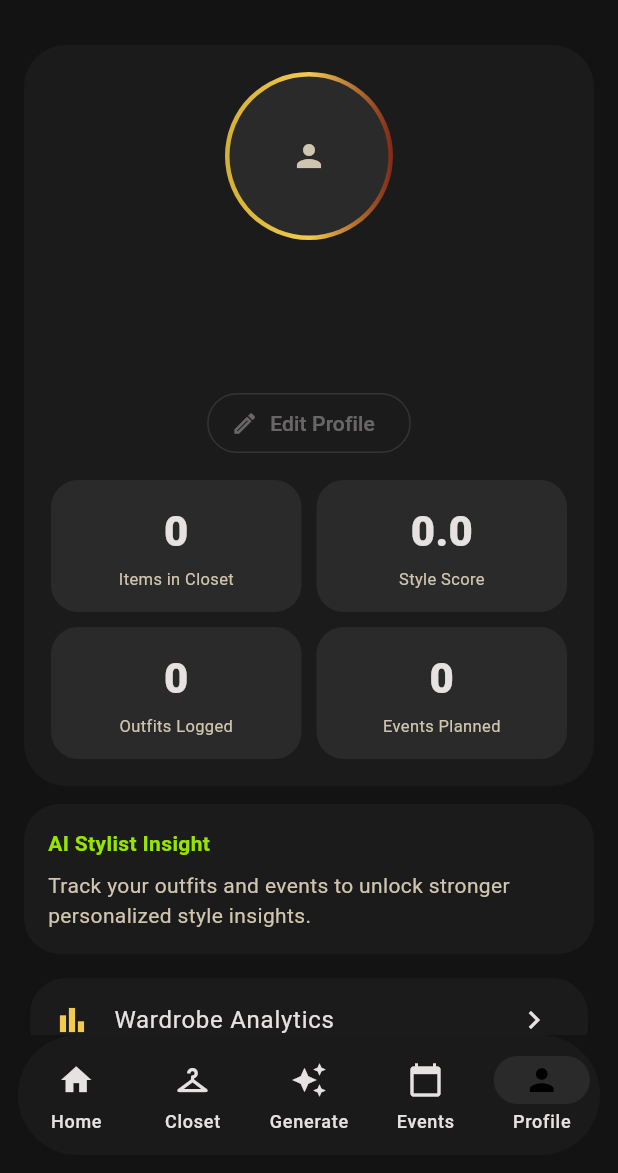
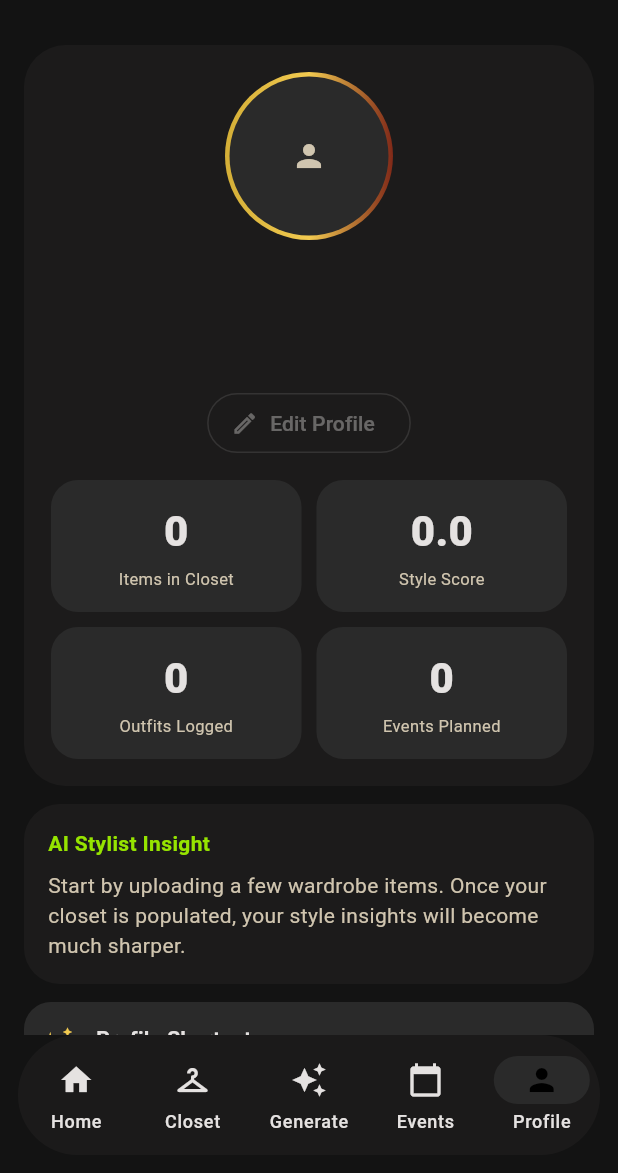
Before and after one commit to TshiamoTLMi/stitch, a Flutter app: the screen it shows once a user with an empty profile is signed in, item 5 of the bottom bar chosen, on a phone screen of 412 x 824 dp, the part 63-1236 px from its top. Run offline on Flutter 3.47's test engine with Material 3 defaults, Android fonts, the phone set to English and light mode, and no system bars; our stand-ins replace cloud_firestore, connectivity_plus, firebase_auth, firebase_core, firebase_storage, flutter_image_compress and 7 more; missing offline and left inert: device_calendar; accounts and stored records are empty.

Commit message:
feat: add ContextTipCard widget for enhanced user guidance; integrate into event planner, profile, and upload pages
Co-authored-by: Copilot <copilot@github.com>

```diff
--- a/dls_app/lib/views/home/event_planner_page.dart
+++ b/dls_app/lib/views/home/event_planner_page.dart
@@ -9,6 +9,7 @@ import '../../models/event_model.dart';
 import '../../services/calendar_sync_service.dart';
 import '../../services/event_service.dart';
 import '../../services/outfit_bot_service.dart';
+import '../../widgets/context_tip_card.dart';
 
 class EventPlannerPage extends StatefulWidget {
   const EventPlannerPage({super.key, required this.userId});
@@ -120,12 +121,21 @@ class _EventPlannerPageState extends State<EventPlannerPage> {
   @override
   Widget build(BuildContext context) {
     final wardrobe = context.watch<WardrobeController>().items;
+    final readiness = _bot.checkReadiness(wardrobe);
 
     return ListView(
       padding: const EdgeInsets.fromLTRB(16, 12, 16, 24),
       children: [
         Text('Event Planner', style: Theme.of(context).textTheme.headlineMedium),
         const SizedBox(height: 10),
+        ContextTipCard(
+          title: readiness.canGenerate ? 'Planner Ready' : 'Planner Needs More Closet Data',
+          message: readiness.canGenerate
+              ? 'Create events and the app will suggest looks from your clean wardrobe items.'
+              : '${readiness.userFriendlyMessage} Add more pieces to unlock stronger event recommendations.',
+          icon: readiness.canGenerate ? Icons.event_available_outlined : Icons.event_busy_outlined,
+        ),
+        const SizedBox(height: 12),
         Container(
           padding: const EdgeInsets.all(16),
           decoration: BoxDecoration(
@@ -208,7 +218,7 @@ class _EventPlannerPageState extends State<EventPlannerPage> {
               return const Card(
                 child: Padding(
                   padding: EdgeInsets.all(16),
-                  child: Text('No upcoming events yet.'),
+                  child: Text('No upcoming events yet. Add one above or import from your phone calendar.'),
                 ),
               );
             }
@@ -241,7 +251,7 @@ class _EventPlannerPageState extends State<EventPlannerPage> {
                         ),
                         const SizedBox(height: 8),
                         if (suggestions.isEmpty)
-                          const Text('Add more clean items to get suggestions.')
+                          const Text('Add more clean wardrobe items to unlock better event suggestions.')
                         else
                           ...suggestions.map(
                             (s) => Container(
--- a/dls_app/lib/views/home/profile_page.dart
+++ b/dls_app/lib/views/home/profile_page.dart
@@ -13,6 +13,7 @@ import '../../core/theme/app_theme.dart';
 import '../../services/demo_data_service.dart';
 import '../../services/image_compression_service.dart';
 import '../../services/profile_service.dart';
+import '../../widgets/context_tip_card.dart';
 
 class ProfilePage extends StatefulWidget {
   const ProfilePage({super.key});
@@ -241,6 +242,27 @@ class _ProfilePageState extends State<ProfilePage> {
     }
   }
 
+  String _buildInsightMessage(Map<String, dynamic> metrics) {
+    final items = (metrics['items'] as int?) ?? 0;
+    final outfits = (metrics['outfits'] as int?) ?? 0;
+    final topCategory = (metrics['topCategory'] as String?) ?? 'N/A';
+    final latestCaption = (metrics['latestCaption'] as String?) ?? '';
+
+    if (items == 0) {
+      return 'Start by uploading a few wardrobe items. Once your closet is populated, your style insights will become much sharper.';
+    }
+
+    if (outfits == 0) {
+      return 'Your closet is growing. Generate your first outfit to unlock personalized reasoning and history-based style tracking.';
+    }
+
+    if (topCategory == 'N/A') {
+      return 'You already have activity in the app. Keep generating looks and planning events to deepen your style profile.';
+    }
+
+    return 'Your strongest wardrobe signal right now is $topCategory. Latest fit vibe: $latestCaption';
+  }
+
   @override
   Widget build(BuildContext context) {
     final auth = context.watch<AuthController>();
@@ -347,17 +369,23 @@ class _ProfilePageState extends State<ProfilePage> {
                         color: AppTheme.surfaceLow,
                         borderRadius: BorderRadius.circular(24),
                       ),
-                      child: const Column(
+                      child: Column(
                         crossAxisAlignment: CrossAxisAlignment.start,
                         children: [
-                          Text('AI Stylist Insight', style: TextStyle(color: AppTheme.tertiary, fontWeight: FontWeight.w700)),
-                          SizedBox(height: 8),
+                          const Text('AI Stylist Insight', style: TextStyle(color: AppTheme.tertiary, fontWeight: FontWeight.w700)),
+                          const SizedBox(height: 8),
                           Text(
-                            'Track your outfits and events to unlock stronger personalized style insights.',
-                            style: TextStyle(color: AppTheme.onSurfaceVariant),
+                            _buildInsightMessage(metrics),
+                            style: const TextStyle(color: AppTheme.onSurfaceVariant),
                           ),
                         ],
                       ),
+                    ),
+                    const SizedBox(height: 12),
+                    const ContextTipCard(
+                      title: 'Profile Shortcuts',
+                      message: 'Use Seed Demo Data for quick showcases, or Clear My Test Data when you want a clean test run before tomorrow\'s app checks.',
+                      icon: Icons.insights_outlined,
                     ),
                     const SizedBox(height: 12),
                     Card(
--- /dev/null
+++ b/dls_app/lib/widgets/context_tip_card.dart
@@ -0,0 +1,51 @@
+import 'package:flutter/material.dart';
+
+import '../core/theme/app_theme.dart';
+
+class ContextTipCard extends StatelessWidget {
+  const ContextTipCard({
+    super.key,
+    required this.title,
+    required this.message,
+    this.icon = Icons.tips_and_updates_outlined,
+  });
+
+  final String title;
+  final String message;
+  final IconData icon;
+
+  @override
+  Widget build(BuildContext context) {
+    return Container(
+      width: double.infinity,
+      padding: const EdgeInsets.all(14),
+      decoration: BoxDecoration(
+        color: AppTheme.surfaceHigh,
+        borderRadius: BorderRadius.circular(18),
+      ),
+      child: Row(
+        crossAxisAlignment: CrossAxisAlignment.start,
+        children: [
+          Icon(icon, color: AppTheme.primary),
+          const SizedBox(width: 10),
+          Expanded(
+            child: Column(
+              crossAxisAlignment: CrossAxisAlignment.start,
+              children: [
+                Text(
+                  title,
+                  style: const TextStyle(fontWeight: FontWeight.w700),
+                ),
+                const SizedBox(height: 4),
+                Text(
+                  message,
+                  style: const TextStyle(color: AppTheme.onSurfaceVariant),
+                ),
+              ],
+            ),
+          ),
+        ],
+      ),
+    );
+  }
+}
```
Also changed, not shown: dls_app/lib/views/home/upload_page.dart (+37 -7 lines), 1 other file.
